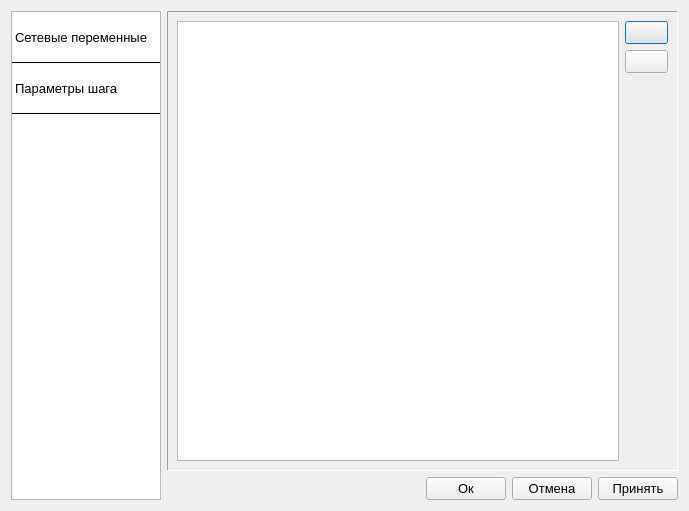
irsural/clb_autocheck, file ui/settings_form.ui: the form before one commit.
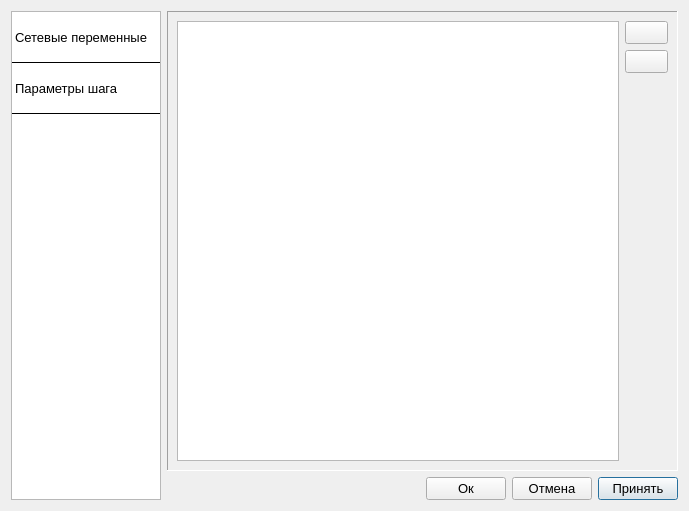
The form after the commit. Icons and pictures are not drawn.

Commit message: Добавил таблицу и БД для хранения информации о сетевых переменных

Patch:
```diff
--- a/ui/settings_form.ui
+++ b/ui/settings_form.ui
@@ -421,10 +421,10 @@
           <string>Принять</string>
          </property>
          <property name="autoDefault">
-          <bool>false</bool>
+          <bool>true</bool>
          </property>
          <property name="default">
-          <bool>false</bool>
+          <bool>true</bool>
          </property>
         </widget>
        </item>
```
The commit also changes 7 other files.
